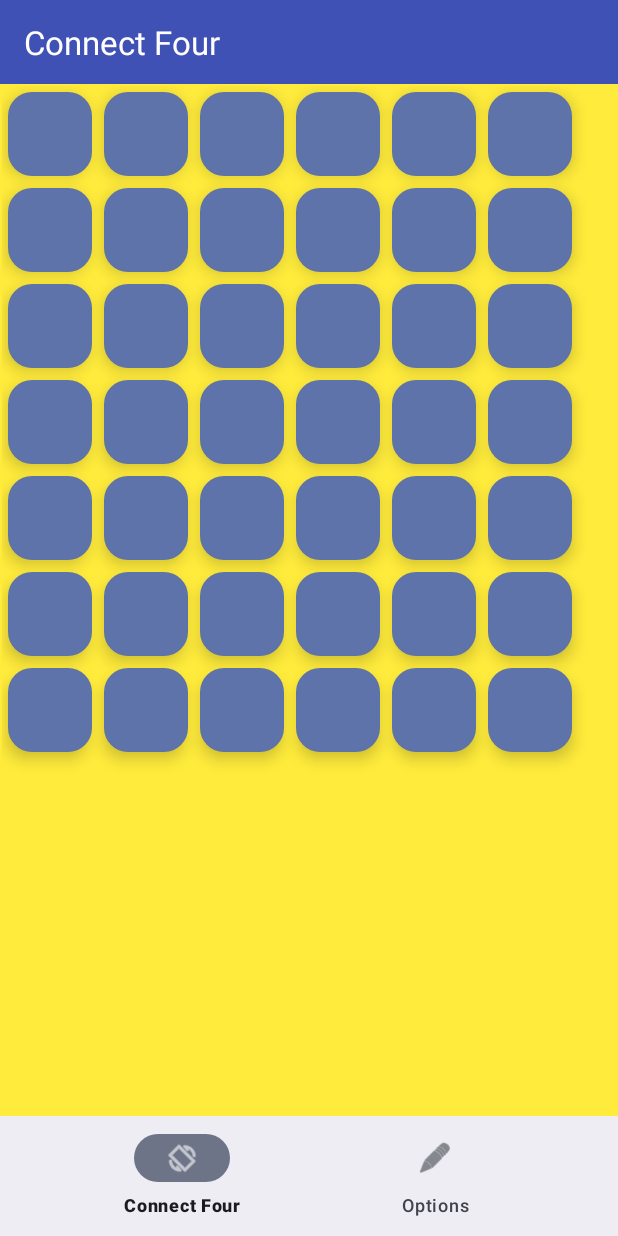
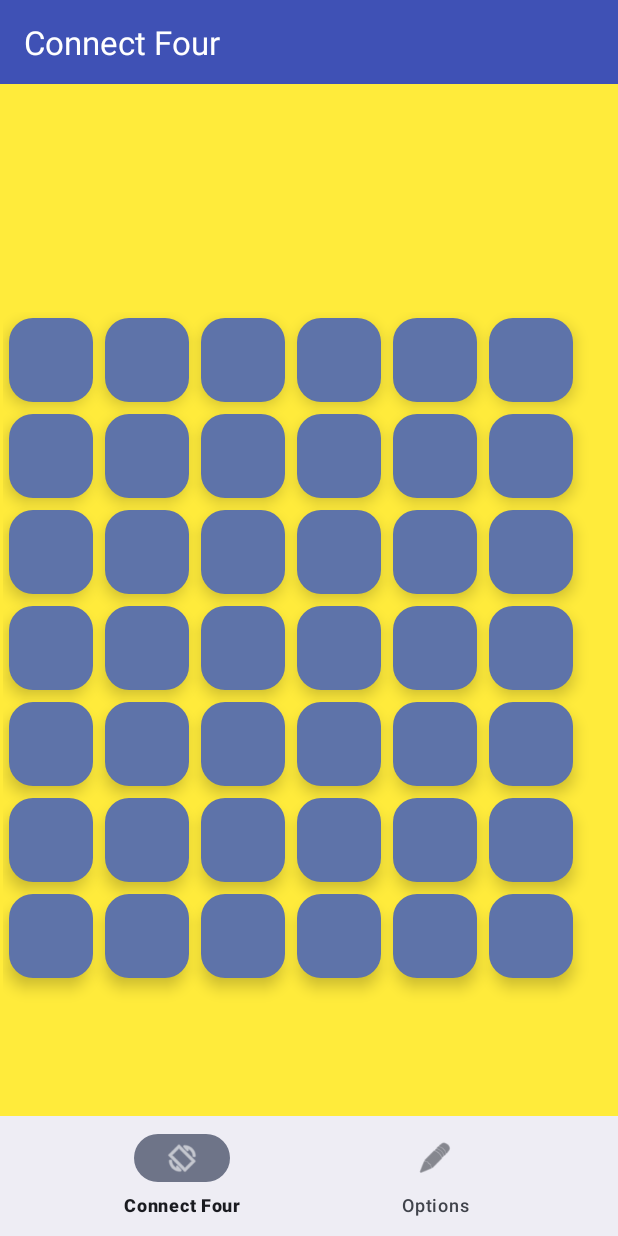
Before and after one commit to RexSystemsbd/flutter_game_assignment, an Android app: the screen it shows after launch (MainActivity), on a phone screen of 412 x 824 dp. Run offline under Robolectric (Android 15) with nearby library versions, the phone set to English and light mode, and no system bars; our stand-ins replace navigation-ui.

```diff
--- a/app/src/main/res/layout/fragment_board.xml
+++ b/app/src/main/res/layout/fragment_board.xml
@@ -7,18 +7,14 @@
     android:orientation="vertical">
 
 
-
-
-
     <!-- GridLayout for game buttons -->
     <GridLayout
         android:id="@+id/gridLayout"
         android:layout_width="match_parent"
         android:layout_height="632dp"
-        android:layout_marginTop="1dp"
+        android:layout_marginTop="150dp"
         android:columnCount="6"
-        android:paddingLeft="1dp"
-        android:paddingRight="1dp"
+        android:padding="2dp"
         android:rowCount="7"
         android:useDefaultMargins="true"></GridLayout>
 
```
Also changed, not shown: app/src/main/res/layout/fragment_game_options.xml (+5 -5 lines), app/src/main/res/values/styles.xml (+6 -5 lines).
